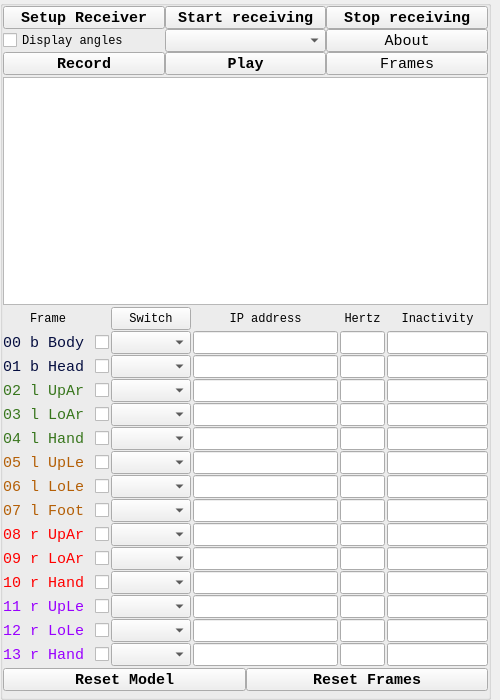
The window that ui/window_receiver.ui (wearablesLab14/human_cognition) describes before a commit, drawn with Qt 5.
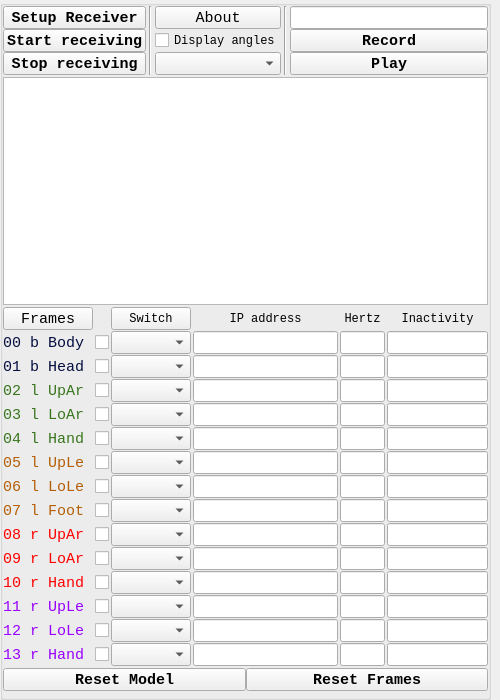
The same window after the commit. Icons and pictures are not drawn.

Commit message: GUI changes / record & play commands TODO: kill rosbag processes and get output

The edit to the form file:
```diff
--- a/ui/window_receiver.ui
+++ b/ui/window_receiver.ui
@@ -120,22 +120,6 @@
          <property name="verticalSpacing">
           <number>1</number>
          </property>
-         <item row="0" column="0">
-          <widget class="QLabel" name="labelFrames">
-           <property name="font">
-            <font>
-             <family>Liberation Mono</family>
-             <pointsize>9</pointsize>
-            </font>
-           </property>
-           <property name="text">
-            <string>Frame</string>
-           </property>
-           <property name="alignment">
-            <set>Qt::AlignCenter</set>
-           </property>
-          </widget>
-         </item>
          <item row="7" column="2">
           <widget class="QComboBox" name="comboBox_06">
            <property name="minimumSize">
@@ -2205,6 +2189,30 @@
            </property>
           </widget>
          </item>
+         <item row="0" column="0">
+          <widget class="QPushButton" name="pushButtonFrames">
+           <property name="minimumSize">
+            <size>
+             <width>90</width>
+             <height>23</height>
+            </size>
+           </property>
+           <property name="maximumSize">
+            <size>
+             <width>90</width>
+             <height>23</height>
+            </size>
+           </property>
+           <property name="font">
+            <font>
+             <family>Liberation Mono</family>
+            </font>
+           </property>
+           <property name="text">
+            <string>Frames</string>
+           </property>
+          </widget>
+         </item>
         </layout>
        </item>
        <item row="10" column="2">
@@ -2285,9 +2293,20 @@
         </widget>
        </item>
        <item row="0" column="2">
-        <layout class="QGridLayout" name="gridLayoutAction">
+        <layout class="QHBoxLayout" name="horizontalLayout">
+         <property name="leftMargin">
+          <number>0</number>
+         </property>
          <property name="rightMargin">
           <number>0</number>
+         </property>
+         <item>
+          <layout class="QGridLayout" name="gridLayoutReceiverAction">
+           <property name="leftMargin">
+            <number>0</number>
+           </property>
+           <property name="rightMargin">
+            <number>3</number>
          </property>
          <item row="0" column="0">
           <widget class="QPushButton" name="pushButtonReceiverSetup">
@@ -2315,33 +2334,7 @@
            </property>
           </widget>
          </item>
-         <item row="0" column="2">
-          <widget class="QPushButton" name="pushButtonReceiverStop">
-           <property name="minimumSize">
-            <size>
-             <width>0</width>
-             <height>23</height>
-            </size>
-           </property>
-           <property name="maximumSize">
-            <size>
-             <width>16777215</width>
-             <height>23</height>
-            </size>
-           </property>
-           <property name="font">
-            <font>
-             <family>Liberation Mono</family>
-             <weight>75</weight>
-             <bold>true</bold>
-            </font>
-           </property>
-           <property name="text">
-            <string>Stop receiving</string>
-           </property>
-          </widget>
-         </item>
-         <item row="0" column="1">
+           <item row="1" column="0">
           <widget class="QPushButton" name="pushButtonReceiverStart">
            <property name="minimumSize">
             <size>
@@ -2367,6 +2360,65 @@
            </property>
           </widget>
          </item>
+           <item row="2" column="0">
+            <widget class="QPushButton" name="pushButtonReceiverStop">
+             <property name="minimumSize">
+              <size>
+               <width>0</width>
+               <height>23</height>
+              </size>
+             </property>
+             <property name="maximumSize">
+              <size>
+               <width>16777215</width>
+               <height>23</height>
+              </size>
+             </property>
+             <property name="font">
+              <font>
+               <family>Liberation Mono</family>
+               <weight>75</weight>
+               <bold>true</bold>
+              </font>
+             </property>
+             <property name="text">
+              <string>Stop receiving</string>
+             </property>
+            </widget>
+           </item>
+          </layout>
+         </item>
+         <item>
+          <widget class="Line" name="line">
+           <property name="orientation">
+            <enum>Qt::Vertical</enum>
+           </property>
+          </widget>
+         </item>
+         <item>
+          <layout class="QGridLayout" name="gridLayoutSettings">
+           <property name="leftMargin">
+            <number>3</number>
+           </property>
+           <property name="rightMargin">
+            <number>3</number>
+           </property>
+           <item row="2" column="0">
+            <widget class="QComboBox" name="comboBoxEuler">
+             <property name="minimumSize">
+              <size>
+               <width>0</width>
+               <height>23</height>
+              </size>
+             </property>
+             <property name="maximumSize">
+              <size>
+               <width>16777215</width>
+               <height>23</height>
+              </size>
+             </property>
+            </widget>
+           </item>
          <item row="1" column="0">
           <widget class="QCheckBox" name="checkBoxEuler">
            <property name="minimumSize">
@@ -2391,8 +2443,8 @@
            </property>
           </widget>
          </item>
-         <item row="1" column="1">
-          <widget class="QComboBox" name="comboBoxEuler">
+           <item row="0" column="0">
+            <widget class="QPushButton" name="pushButtonAbout">
            <property name="minimumSize">
             <size>
              <width>0</width>
@@ -2405,9 +2457,34 @@
              <height>23</height>
             </size>
            </property>
-          </widget>
-         </item>
-         <item row="2" column="0">
+             <property name="font">
+              <font>
+               <family>Liberation Mono</family>
+              </font>
+             </property>
+             <property name="text">
+              <string>About</string>
+             </property>
+            </widget>
+           </item>
+          </layout>
+         </item>
+         <item>
+          <widget class="Line" name="line_2">
+           <property name="orientation">
+            <enum>Qt::Vertical</enum>
+           </property>
+          </widget>
+         </item>
+         <item>
+          <layout class="QGridLayout" name="gridLayoutRecordPlay">
+           <property name="leftMargin">
+            <number>3</number>
+           </property>
+           <property name="rightMargin">
+            <number>0</number>
+           </property>
+           <item row="1" column="0">
           <widget class="QPushButton" name="pushButtonRecord">
            <property name="minimumSize">
             <size>
@@ -2433,7 +2510,7 @@
            </property>
           </widget>
          </item>
-         <item row="2" column="1">
+           <item row="2" column="0">
           <widget class="QPushButton" name="pushButtonPlay">
            <property name="minimumSize">
             <size>
@@ -2459,8 +2536,8 @@
            </property>
           </widget>
          </item>
-         <item row="1" column="2">
-          <widget class="QPushButton" name="pushButtonAbout">
+           <item row="0" column="0">
+            <widget class="QLineEdit" name="lineEditTitle">
            <property name="minimumSize">
             <size>
              <width>0</width>
@@ -2473,39 +2550,9 @@
              <height>23</height>
             </size>
            </property>
-           <property name="font">
-            <font>
-             <family>Liberation Mono</family>
-            </font>
-           </property>
-           <property name="text">
-            <string>About</string>
-           </property>
-          </widget>
-         </item>
-         <item row="2" column="2">
-          <widget class="QPushButton" name="pushButtonFrames">
-           <property name="minimumSize">
-            <size>
-             <width>0</width>
-             <height>23</height>
-            </size>
-           </property>
-           <property name="maximumSize">
-            <size>
-             <width>16777215</width>
-             <height>23</height>
-            </size>
-           </property>
-           <property name="font">
-            <font>
-             <family>Liberation Mono</family>
-            </font>
-           </property>
-           <property name="text">
-            <string>Frames</string>
-           </property>
-          </widget>
+            </widget>
+           </item>
+          </layout>
          </item>
         </layout>
        </item>
```
Lines whose indentation alone changed are shown as unchanged. The commit also changes 6 other files.
